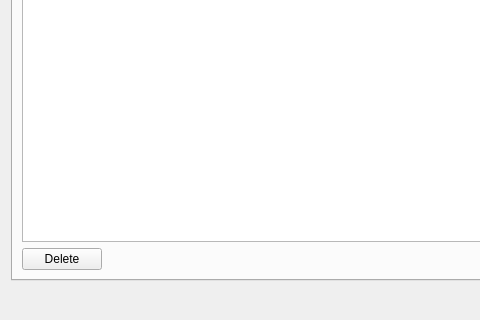
This is settingsdlg.ui in kernel1024/jpreader as Qt 5 draws it before an edit; both pictures show x 0 to 480 and y 88 to 408 of the 792 by 408 pixel window. The edited form follows.
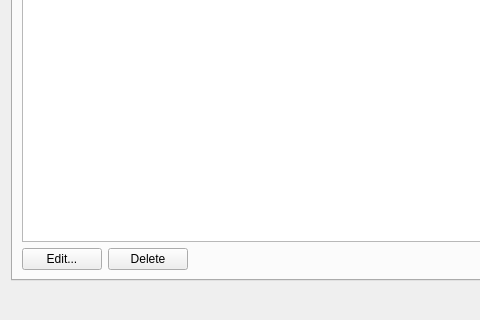
This is the edited form. The open tabs and pages were chosen to show the change. Custom widgets are drawn as their Qt base class.

Commit message: Get and set logic for lists in settings dialog moved inside dialog class. Added multi-input dialog.

Diff of the .ui file:
```diff
--- a/settingsdlg.ui
+++ b/settingsdlg.ui
@@ -982,6 +982,13 @@
        </item>
        <item>
         <layout class="QHBoxLayout" name="horizontalLayout_10">
+         <item>
+          <widget class="QPushButton" name="buttonEditBookmark">
+           <property name="text">
+            <string>Edit...</string>
+           </property>
+          </widget>
+         </item>
          <item>
           <widget class="QPushButton" name="buttonDelBookmark">
            <property name="text">
```
Left out of the diff: 1 changed line with no effect on the pictures. The commit also changes 9 other files.
